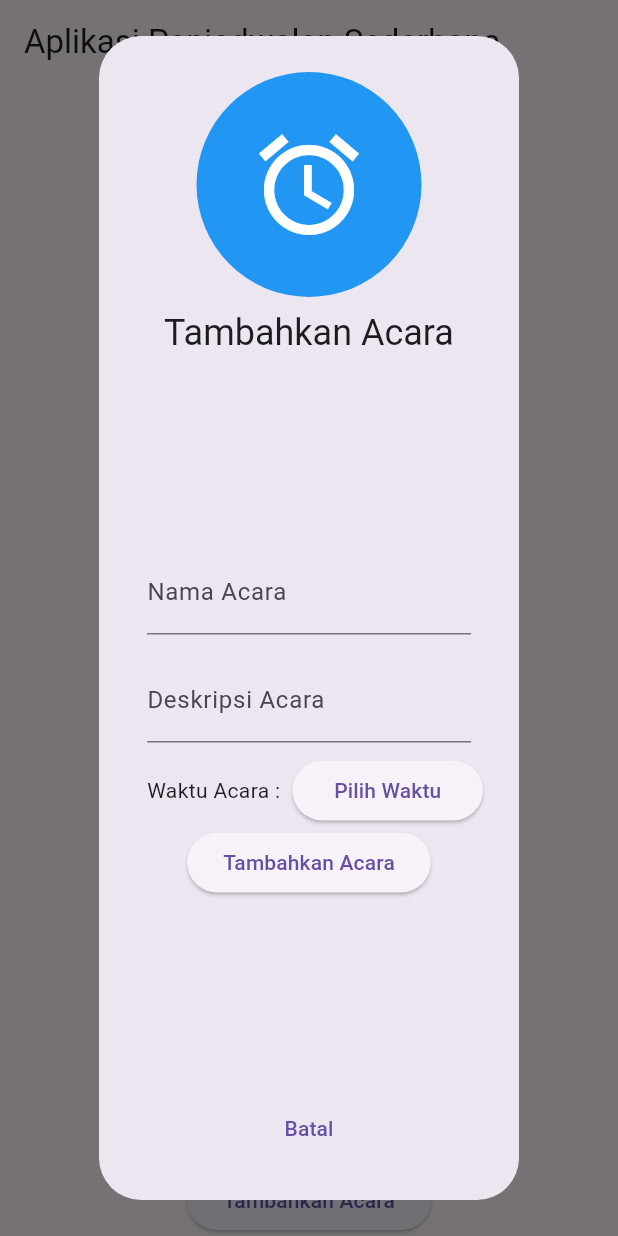
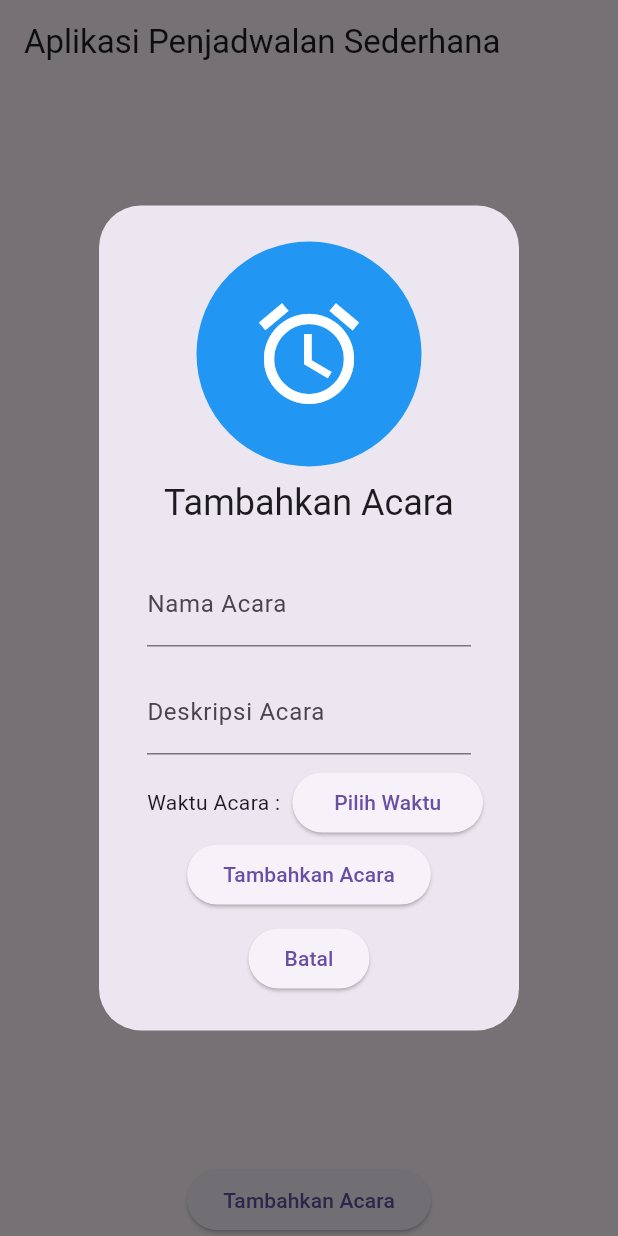
Before and after one commit to SuamiSahShiroko/simple-scheduler-ubsi, a Flutter app: the SchedulerApp screen opened directly, after a tap on "Tambahkan Acara", on a phone screen of 412 x 824 dp. Run offline on Flutter 3.47's test engine with Material 3 defaults, Android fonts, the phone set to English and light mode, and no system bars; our stand-ins replace assets_audio_player, dio, shared_preferences; accounts and stored records are empty.

Commit message:
eleventh commit

```diff
--- a/lib/scheduler_app.dart
+++ b/lib/scheduler_app.dart
@@ -62,7 +62,6 @@ class _SchedulerAppState extends State<SchedulerApp> {
       }
     }
   }
-
 
   void _playAudio() {
     _assetsAudioPlayer.open(
@@ -158,17 +157,17 @@ class _SchedulerAppState extends State<SchedulerApp> {
             Text('Tambahkan Acara'),
           ],
         ),
-        content: Center(
-          child: AddEventForm(onSubmit: (event) => addEvent(event)),
-        ),
-        actions: [
-          Center(
-            child: TextButton(
+        content: Column(
+          mainAxisSize: MainAxisSize.min,
+          children: [
+            AddEventForm(onSubmit: (event) => addEvent(event)),
+            SizedBox(height: 8.0), // Add some space between form and button
+            ElevatedButton(
               onPressed: () => Navigator.pop(context),
               child: Text('Batal'),
             ),
+          ],
         ),
-        ],
       ),
     );
   }
```
Lines whose indentation alone changed are shown as unchanged.
